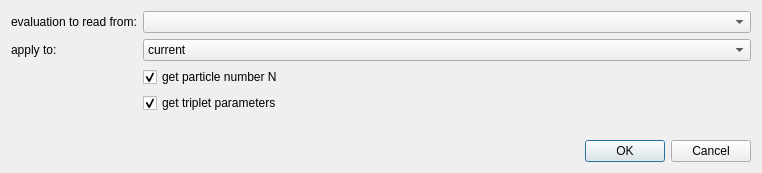
jkriege2/QuickFit3, file plugins/fcsmsdevaluation/qffcsmsdevaluationgetnfromfits.ui: the form before one commit.
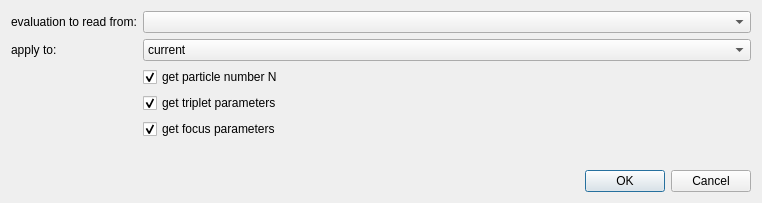
The form after the commit. Custom widgets are drawn as their Qt base class.

What changed in the file:
```diff
--- a/plugins/fcsmsdevaluation/qffcsmsdevaluationgetnfromfits.ui
+++ b/plugins/fcsmsdevaluation/qffcsmsdevaluationgetnfromfits.ui
@@ -7,7 +7,7 @@
     <x>0</x>
     <y>0</y>
     <width>762</width>
-    <height>173</height>
+    <height>203</height>
    </rect>
   </property>
   <property name="windowTitle">
@@ -77,6 +77,16 @@
        </property>
       </widget>
      </item>
+     <item row="5" column="1">
+      <widget class="QCheckBox" name="chkGetFocus">
+       <property name="text">
+        <string>get focus parameters</string>
+       </property>
+       <property name="checked">
+        <bool>true</bool>
+       </property>
+      </widget>
+     </item>
     </layout>
    </item>
    <item>
```
